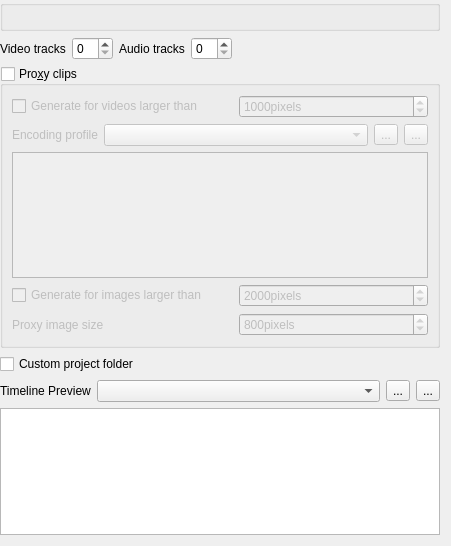
KDE/kdenlive, file src/ui/configproject_ui.ui: the form before one commit.
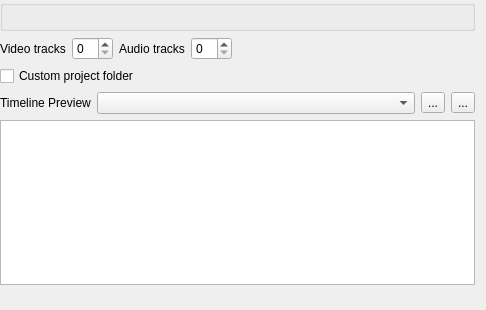
The form after the commit. Custom widgets are drawn as their Qt base class.

Commit message: Initial support for externally created proxy clips through a pattern Should work with Sony PXW camcorder proxy clips

Patch:
```diff
--- a/src/ui/configproject_ui.ui
+++ b/src/ui/configproject_ui.ui
@@ -6,8 +6,8 @@
    <rect>
     <x>0</x>
     <y>0</y>
-    <width>451</width>
-    <height>546</height>
+    <width>486</width>
+    <height>310</height>
    </rect>
   </property>
   <layout class="QGridLayout" name="gridLayout_2">
@@ -18,50 +18,6 @@
     <number>0</number>
    </property>
    <item row="5" column="0" colspan="5">
-    <layout class="QHBoxLayout" name="horizontalLayout">
-     <item>
-      <widget class="QLabel" name="label_25">
-       <property name="sizePolicy">
-        <sizepolicy hsizetype="Maximum" vsizetype="Preferred">
-         <horstretch>0</horstretch>
-         <verstretch>0</verstretch>
-        </sizepolicy>
-       </property>
-       <property name="text">
-        <string>Timeline Preview</string>
-       </property>
-      </widget>
-     </item>
-     <item>
-      <widget class="KComboBox" name="kcfg_preview_profile">
-       <property name="sizePolicy">
-        <sizepolicy hsizetype="MinimumExpanding" vsizetype="Fixed">
-         <horstretch>0</horstretch>
-         <verstretch>0</verstretch>
-        </sizepolicy>
-       </property>
-      </widget>
-     </item>
-     <item>
-      <widget class="QToolButton" name="preview_showprofileinfo">
-       <property name="text">
-        <string>...</string>
-       </property>
-       <property name="checkable">
-        <bool>true</bool>
-       </property>
-      </widget>
-     </item>
-     <item>
-      <widget class="QToolButton" name="preview_manageprofile">
-       <property name="text">
-        <string>...</string>
-       </property>
-      </widget>
-     </item>
-    </layout>
-   </item>
-   <item row="6" column="0" colspan="5">
     <widget class="QPlainTextEdit" name="previewparams">
      <property name="sizePolicy">
       <sizepolicy hsizetype="Expanding" vsizetype="Maximum">
@@ -74,9 +30,6 @@
      </property>
     </widget>
    </item>
-   <item row="1" column="3">
-    <widget class="QSpinBox" name="kcfg_audiotracks"/>
-   </item>
    <item row="1" column="4">
     <spacer name="horizontalSpacer">
      <property name="orientation">
@@ -97,167 +50,7 @@
      </property>
     </widget>
    </item>
-   <item row="1" column="0">
-    <widget class="QLabel" name="label_6">
-     <property name="text">
-      <string>Video tracks</string>
-     </property>
-    </widget>
-   </item>
-   <item row="1" column="1">
-    <widget class="QSpinBox" name="kcfg_videotracks"/>
-   </item>
-   <item row="1" column="2">
-    <widget class="QLabel" name="label_7">
-     <property name="text">
-      <string>Audio tracks</string>
-     </property>
-    </widget>
-   </item>
    <item row="3" column="0" colspan="5">
-    <widget class="QGroupBox" name="kcfg_enableproxy">
-     <property name="enabled">
-      <bool>true</bool>
-     </property>
-     <property name="title">
-      <string>Pro&amp;xy clips</string>
-     </property>
-     <property name="checkable">
-      <bool>true</bool>
-     </property>
-     <property name="checked">
-      <bool>false</bool>
-     </property>
-     <layout class="QGridLayout" name="gridLayout">
-      <item row="0" column="0" colspan="2">
-       <widget class="QCheckBox" name="kcfg_generateproxy">
-        <property name="text">
-         <string>Generate for videos larger than</string>
-        </property>
-       </widget>
-      </item>
-      <item row="1" column="0">
-       <widget class="QLabel" name="label_24">
-        <property name="sizePolicy">
-         <sizepolicy hsizetype="Maximum" vsizetype="Preferred">
-          <horstretch>0</horstretch>
-          <verstretch>0</verstretch>
-         </sizepolicy>
-        </property>
-        <property name="text">
-         <string>Encoding profile</string>
-        </property>
-       </widget>
-      </item>
-      <item row="1" column="1" colspan="2">
-       <widget class="KComboBox" name="kcfg_proxy_profile">
-        <property name="sizePolicy">
-         <sizepolicy hsizetype="MinimumExpanding" vsizetype="Fixed">
-          <horstretch>0</horstretch>
-          <verstretch>0</verstretch>
-         </sizepolicy>
-        </property>
-       </widget>
-      </item>
-      <item row="1" column="3">
-       <widget class="QToolButton" name="proxy_showprofileinfo">
-        <property name="text">
-         <string>...</string>
-        </property>
-        <property name="checkable">
-         <bool>true</bool>
-        </property>
-       </widget>
-      </item>
-      <item row="1" column="4">
-       <widget class="QToolButton" name="proxy_manageprofile">
-        <property name="text">
-         <string>...</string>
-        </property>
-       </widget>
-      </item>
-      <item row="2" column="0" colspan="5">
-       <widget class="QPlainTextEdit" name="proxyparams">
-        <property name="sizePolicy">
-         <sizepolicy hsizetype="Expanding" vsizetype="Maximum">
-          <horstretch>0</horstretch>
-          <verstretch>0</verstretch>
-         </sizepolicy>
-        </property>
-        <property name="readOnly">
-         <bool>true</bool>
-        </property>
-       </widget>
-      </item>
-      <item row="3" column="0" colspan="2">
-       <widget class="QCheckBox" name="kcfg_generateimageproxy">
-        <property name="text">
-         <string>Generate for images larger than</string>
-        </property>
-       </widget>
-      </item>
-      <item row="4" column="0" colspan="2">
-       <widget class="QLabel" name="image_label">
-        <property name="enabled">
-         <bool>false</bool>
-        </property>
-        <property name="text">
-         <string>Proxy image size</string>
-        </property>
-       </widget>
-      </item>
-      <item row="3" column="2" colspan="3">
-       <widget class="QSpinBox" name="kcfg_proxyimageminsize">
-        <property name="suffix">
-         <string>pixels</string>
-        </property>
-        <property name="minimum">
-         <number>500</number>
-        </property>
-        <property name="maximum">
-         <number>100000</number>
-        </property>
-        <property name="value">
-         <number>2000</number>
-        </property>
-       </widget>
-      </item>
-      <item row="4" column="2" colspan="3">
-       <widget class="QSpinBox" name="kcfg_proxyimagesize">
-        <property name="enabled">
-         <bool>false</bool>
-        </property>
-        <property name="suffix">
-         <string>pixels</string>
-        </property>
-        <property name="minimum">
-         <number>200</number>
-        </property>
-        <property name="maximum">
-         <number>100000</number>
-        </property>
-        <property name="value">
-         <number>800</number>
-        </property>
-       </widget>
-      </item>
-      <item row="0" column="2" colspan="3">
-       <widget class="QSpinBox" name="kcfg_proxyminsize">
-        <property name="suffix">
-         <string>pixels</string>
-        </property>
-        <property name="maximum">
-         <number>10000</number>
-        </property>
-        <property name="value">
-         <number>1000</number>
-        </property>
-       </widget>
-      </item>
-     </layout>
-    </widget>
-   </item>
-   <item row="4" column="0" colspan="5">
     <layout class="QHBoxLayout" name="horizontalLayout_2">
      <item>
       <widget class="QCheckBox" name="kcfg_customprojectfolder">
@@ -267,7 +60,7 @@
       </widget>
      </item>
      <item>
-      <widget class="KUrlRequester" name="projecturl" native="true">
+      <widget class="KUrlRequester" name="projecturl">
        <property name="enabled">
         <bool>false</bool>
        </property>
@@ -275,20 +68,97 @@
      </item>
     </layout>
    </item>
+   <item row="1" column="1">
+    <widget class="QSpinBox" name="kcfg_videotracks"/>
+   </item>
+   <item row="1" column="3">
+    <widget class="QSpinBox" name="kcfg_audiotracks"/>
+   </item>
+   <item row="4" column="0" colspan="5">
+    <layout class="QHBoxLayout" name="horizontalLayout">
+     <item>
+      <widget class="QLabel" name="label_25">
+       <property name="sizePolicy">
+        <sizepolicy hsizetype="Maximum" vsizetype="Preferred">
+         <horstretch>0</horstretch>
+         <verstretch>0</verstretch>
+        </sizepolicy>
+       </property>
+       <property name="text">
+        <string>Timeline Preview</string>
+       </property>
+      </widget>
+     </item>
+     <item>
+      <widget class="KComboBox" name="kcfg_preview_profile">
+       <property name="sizePolicy">
+        <sizepolicy hsizetype="MinimumExpanding" vsizetype="Fixed">
+         <horstretch>0</horstretch>
+         <verstretch>0</verstretch>
+        </sizepolicy>
+       </property>
+      </widget>
+     </item>
+     <item>
+      <widget class="QToolButton" name="preview_showprofileinfo">
+       <property name="text">
+        <string>...</string>
+       </property>
+       <property name="checkable">
+        <bool>true</bool>
+       </property>
+      </widget>
+     </item>
+     <item>
+      <widget class="QToolButton" name="preview_manageprofile">
+       <property name="text">
+        <string>...</string>
+       </property>
+      </widget>
+     </item>
+    </layout>
+   </item>
+   <item row="1" column="2">
+    <widget class="QLabel" name="label_7">
+     <property name="text">
+      <string>Audio tracks</string>
+     </property>
+    </widget>
+   </item>
+   <item row="1" column="0">
+    <widget class="QLabel" name="label_6">
+     <property name="text">
+      <string>Video tracks</string>
+     </property>
+    </widget>
+   </item>
+   <item row="6" column="0">
+    <spacer name="verticalSpacer">
+     <property name="orientation">
+      <enum>Qt::Vertical</enum>
+     </property>
+     <property name="sizeHint" stdset="0">
+      <size>
+       <width>20</width>
+       <height>40</height>
+      </size>
+     </property>
+    </spacer>
+   </item>
   </layout>
  </widget>
  <customwidgets>
-  <customwidget>
-   <class>KComboBox</class>
-   <extends>QComboBox</extends>
-   <header>kcombobox.h</header>
-  </customwidget>
   <customwidget>
    <class>KUrlRequester</class>
    <extends>QWidget</extends>
    <header>kurlrequester.h</header>
    <container>1</container>
   </customwidget>
+  <customwidget>
+   <class>KComboBox</class>
+   <extends>QComboBox</extends>
+   <header>kcombobox.h</header>
+  </customwidget>
  </customwidgets>
  <resources/>
  <connections>
```
Left out of the diff: 32 changed lines with no effect on the pictures. The commit also changes 14 other files.
